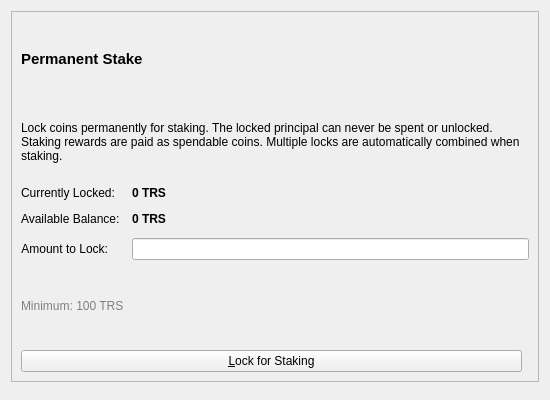
OZmasterAI/Torus-PoS-UTXO, file src/qt/forms/stakepage.ui: the form before one commit.
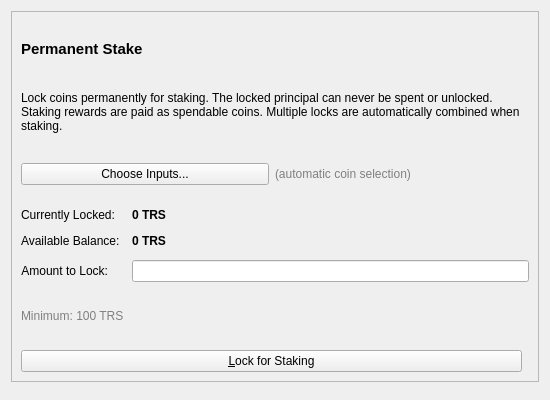
The form after the commit. Icons and pictures are not drawn. Custom widgets are drawn as their Qt base class.

Commit message:
feat: add coin control to permanent stake page
Wire existing CoinControlDialog into the stake page so users can
select specific UTXOs to permanently lock instead of automatic
coin selection. Shows input count and total after selection.

```diff
--- a/src/qt/forms/stakepage.ui
+++ b/src/qt/forms/stakepage.ui
@@ -47,6 +47,34 @@
         </property>
        </widget>
       </item>
+      <item>
+       <layout class="QHBoxLayout" name="coinControlLayout">
+        <item>
+         <widget class="QPushButton" name="coinControlButton">
+          <property name="text">
+           <string>Choose Inputs...</string>
+          </property>
+         </widget>
+        </item>
+        <item>
+         <widget class="QLabel" name="labelCoinControlInfo">
+          <property name="text">
+           <string>(automatic coin selection)</string>
+          </property>
+          <property name="styleSheet">
+           <string notr="true">QLabel { color: gray; }</string>
+          </property>
+         </widget>
+        </item>
+        <item>
+         <spacer name="coinControlSpacer">
+          <property name="orientation">
+           <enum>Qt::Horizontal</enum>
+          </property>
+         </spacer>
+        </item>
+       </layout>
+      </item>
       <item>
        <layout class="QFormLayout" name="formLayout">
         <property name="horizontalSpacing">
```
The commit also changes 2 other files.
